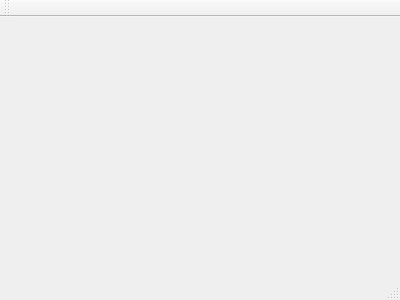
The window that mainwindow.ui (erickveil/Qt-GUI-socket-server) describes before a commit, drawn with Qt 5.
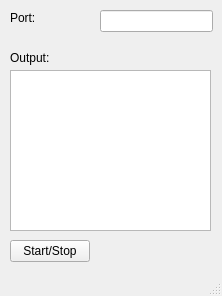
The same window after the commit.

Diff of the .ui file:
```diff
--- a/mainwindow.ui
+++ b/mainwindow.ui
@@ -1,24 +1,81 @@
 <ui version="4.0">
  <class>MainWindow</class>
- <widget class="QMainWindow" name="MainWindow" >
-  <property name="geometry" >
+ <widget class="QMainWindow" name="MainWindow">
+  <property name="geometry">
    <rect>
     <x>0</x>
     <y>0</y>
-    <width>400</width>
-    <height>300</height>
+    <width>222</width>
+    <height>296</height>
    </rect>
   </property>
   <property name="windowTitle" >
    <string>MainWindow</string>
   </property>
-  <widget class="QMenuBar" name="menuBar" />
-  <widget class="QToolBar" name="mainToolBar" />
-  <widget class="QWidget" name="centralWidget" />
-  <widget class="QStatusBar" name="statusBar" />
+  <widget class="QWidget" name="centralWidget">
+   <widget class="QLabel" name="label">
+    <property name="geometry">
+     <rect>
+      <x>10</x>
+      <y>10</y>
+      <width>81</width>
+      <height>16</height>
+     </rect>
+    </property>
+    <property name="text">
+     <string>Port:</string>
+    </property>
+   </widget>
+   <widget class="QLineEdit" name="tb_port">
+    <property name="geometry">
+     <rect>
+      <x>100</x>
+      <y>10</y>
+      <width>113</width>
+      <height>22</height>
+     </rect>
+    </property>
+   </widget>
+   <widget class="QLabel" name="label_2">
+    <property name="geometry">
+     <rect>
+      <x>10</x>
+      <y>50</y>
+      <width>201</width>
+      <height>16</height>
+     </rect>
+    </property>
+    <property name="text">
+     <string>Output:</string>
+    </property>
+   </widget>
+   <widget class="QPlainTextEdit" name="tb_out">
+    <property name="geometry">
+     <rect>
+      <x>10</x>
+      <y>70</y>
+      <width>201</width>
+      <height>161</height>
+     </rect>
+    </property>
+   </widget>
+   <widget class="QPushButton" name="bu_run">
+    <property name="geometry">
+     <rect>
+      <x>10</x>
+      <y>240</y>
+      <width>80</width>
+      <height>22</height>
+     </rect>
+    </property>
+    <property name="text">
+     <string>Start/Stop</string>
+    </property>
+   </widget>
+  </widget>
+  <widget class="QStatusBar" name="statusBar"/>
  </widget>
- <layoutDefault spacing="6" margin="11" />
- <pixmapfunction></pixmapfunction>
+ <layoutdefault spacing="6" margin="11"/>
  <resources/>
  <connections/>
 </ui>
```
Left out of the diff: 3 changed lines with no effect on the pictures.
